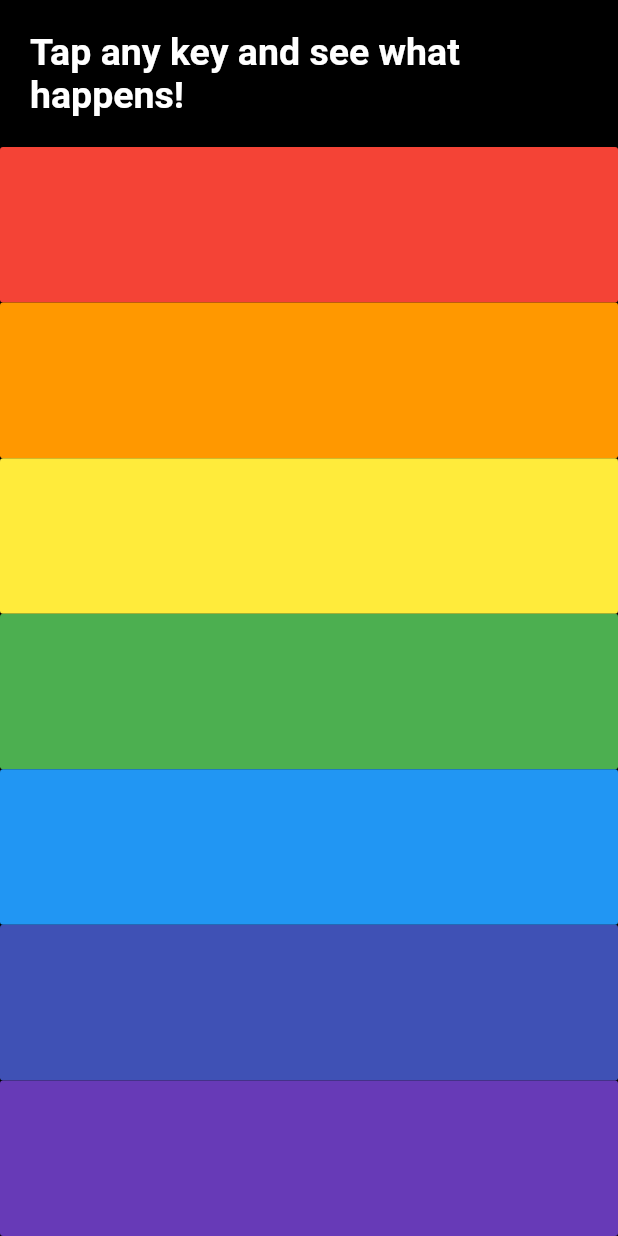
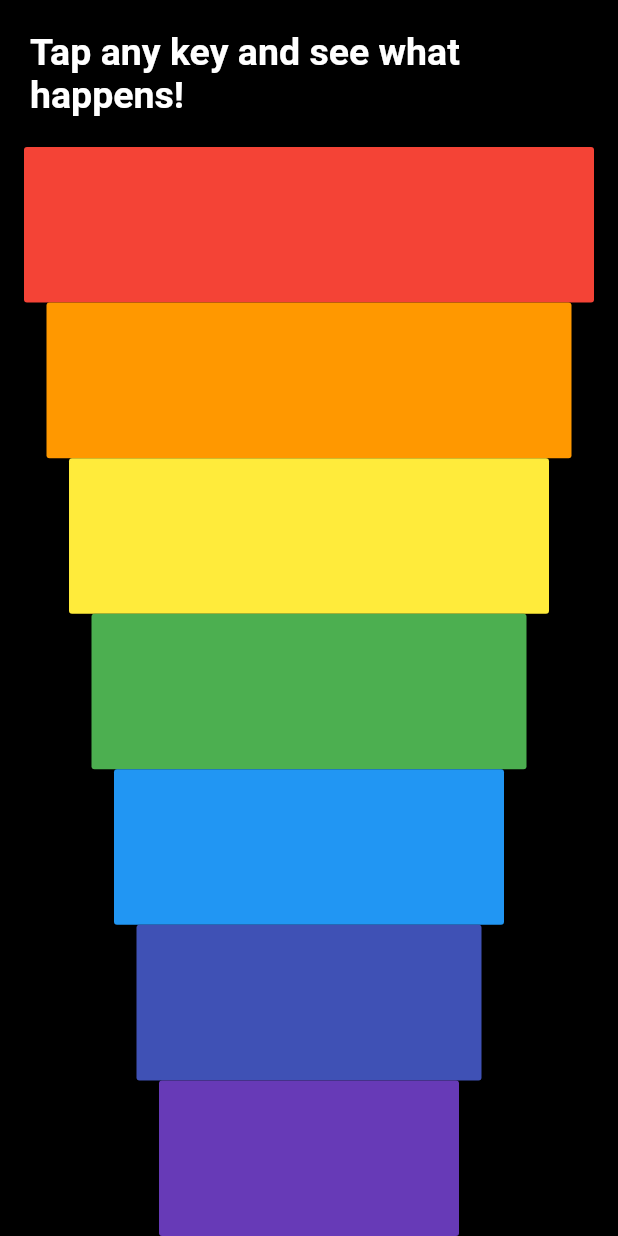
Before and after one commit to tyagihardik42/xylophone, a Flutter app: the screen it shows after launch, on a phone screen of 412 x 824 dp. Run offline on Flutter 3.47's test engine with Material 2 defaults, Android fonts, the phone set to English and light mode, and no system bars; our stand-ins replace audioplayers.

Commit message:
Change width of cells like a xylophone

```diff
--- a/lib/main.dart
+++ b/lib/main.dart
@@ -7,19 +7,22 @@ void main() {
 }
 
 class XyloPhoneApp extends StatelessWidget {
+
   void playSound(int soundNumber){
     final player = AudioCache();
     player.play('note$soundNumber.wav');
   }
-  Expanded buildKey({Color color, int soundNumber}){
+  Expanded buildKey({Color color, int soundNumber, double width}){
     return Expanded(
+      child: SizedBox(
+        width: width,
         child: FlatButton(
-
           onPressed: (){
             playSound(soundNumber);
           },
           child: null,
           color: color,
+        ),
       ),
     );
   }
@@ -31,7 +34,7 @@ class XyloPhoneApp extends StatelessWidget {
         backgroundColor: Colors.black,
         body: SafeArea(
           child:Column(
-            crossAxisAlignment: CrossAxisAlignment.stretch,
+            //crossAxisAlignment: CrossAxisAlignment.stretch,
             children: [
               Padding(
                 padding: const EdgeInsets.all(20.0),
@@ -44,13 +47,13 @@ class XyloPhoneApp extends StatelessWidget {
                   ),
                 ),
               ),
-              buildKey(color: Colors.red, soundNumber: 1),
-              buildKey(color: Colors.orange, soundNumber: 2),
-              buildKey(color: Colors.yellow, soundNumber: 3),
-              buildKey(color: Colors.green, soundNumber: 4),
-              buildKey(color: Colors.blue, soundNumber: 5),
-              buildKey(color: Colors.indigo, soundNumber: 6),
-              buildKey(color: Colors.deepPurple, soundNumber: 7),
+              buildKey(color: Colors.red, soundNumber: 1,width: 380.0),
+              buildKey(color: Colors.orange, soundNumber: 2,width: 350.0),
+              buildKey(color: Colors.yellow, soundNumber: 3,width: 320.0),
+              buildKey(color: Colors.green, soundNumber: 4,width: 290.0),
+              buildKey(color: Colors.blue, soundNumber: 5,width: 260.0),
+              buildKey(color: Colors.indigo, soundNumber: 6,width: 230.0),
+              buildKey(color: Colors.deepPurple, soundNumber: 7,width: 200.0),
             ],
           ),
         ),
```
Lines whose indentation alone changed are shown as unchanged.
